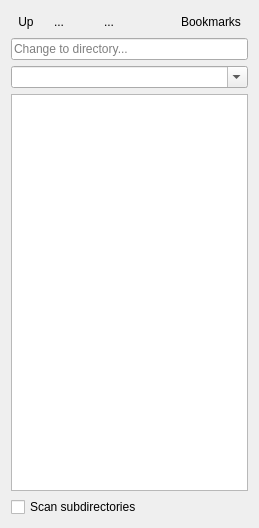
This is ui/filebrowser.ui in sjuvonen/coquillo as Qt 5 draws it before an edit. The edited form follows.
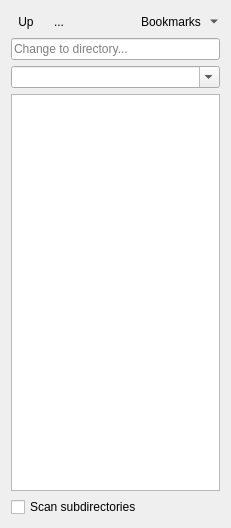
This is the edited form. Icons and pictures are not drawn.

Diff of the .ui file:
```diff
--- a/ui/filebrowser.ui
+++ b/ui/filebrowser.ui
@@ -6,7 +6,7 @@
    <rect>
     <x>0</x>
     <y>0</y>
-    <width>259</width>
+    <width>231</width>
     <height>528</height>
    </rect>
   </property>
@@ -52,35 +52,6 @@
        </property>
       </widget>
      </item>
-     <item>
-      <spacer name="horizontalSpacer_2">
-       <property name="orientation">
-        <enum>Qt::Horizontal</enum>
-       </property>
-       <property name="sizeType">
-        <enum>QSizePolicy::Preferred</enum>
-       </property>
-       <property name="sizeHint" stdset="0">
-        <size>
-         <width>20</width>
-         <height>20</height>
-        </size>
-       </property>
-      </spacer>
-     </item>
-     <item>
-      <widget class="QToolButton" name="remove">
-       <property name="text">
-        <string>...</string>
-       </property>
-       <property name="icon">
-        <iconset theme="edit-delete"/>
-       </property>
-       <property name="autoRaise">
-        <bool>true</bool>
-       </property>
-      </widget>
-     </item>
      <item>
       <spacer name="horizontalSpacer">
        <property name="orientation">
@@ -100,11 +71,14 @@
         <string>Bookmarks</string>
        </property>
        <property name="popupMode">
-        <enum>QToolButton::InstantPopup</enum>
+        <enum>QToolButton::MenuButtonPopup</enum>
        </property>
        <property name="autoRaise">
         <bool>true</bool>
        </property>
+       <property name="arrowType">
+        <enum>Qt::NoArrow</enum>
+       </property>
       </widget>
      </item>
     </layout>
```
Left out of the diff: 34 changed lines with no effect on the pictures.
